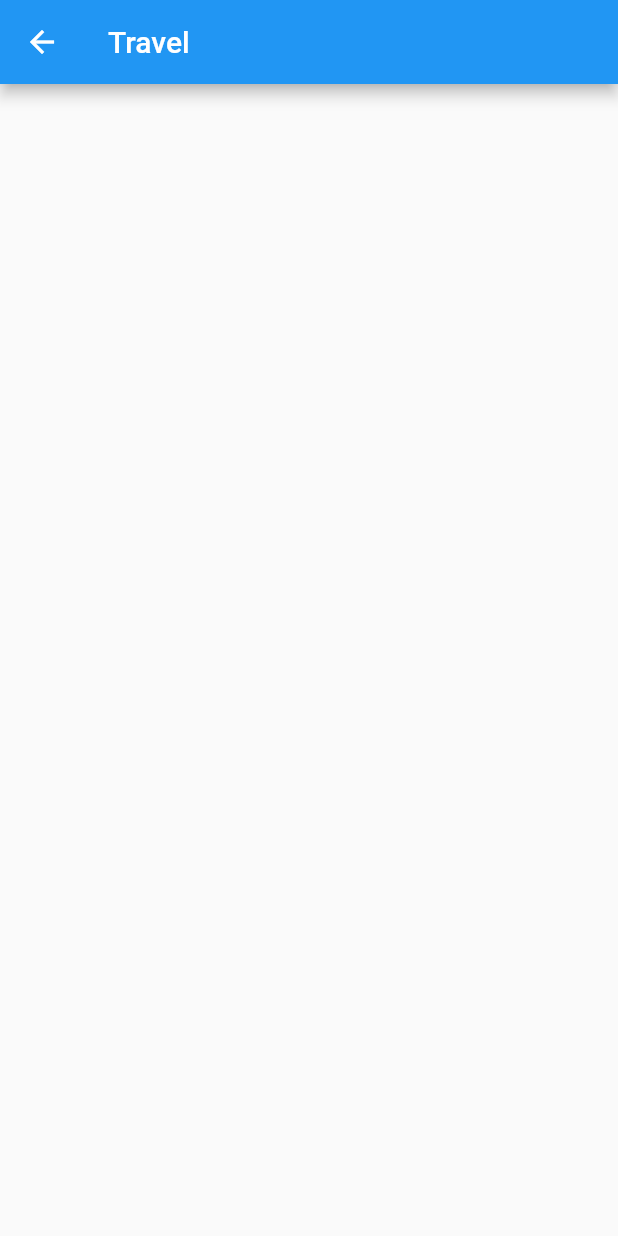
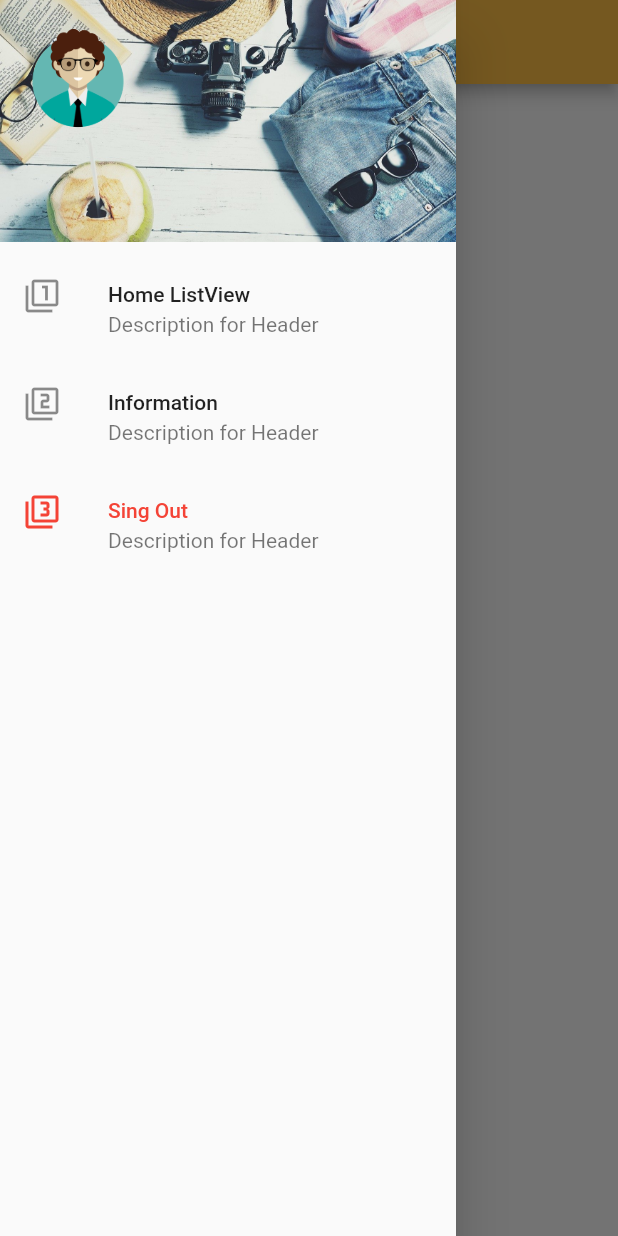
Before and after one commit to YiMSIT54/SmileTraval, a Flutter app: the Travel screen opened directly, with the side drawer open (before the commit the screen has no drawer), on a phone screen of 412 x 824 dp. Run offline on Flutter 3.47's test engine with Material 2 defaults, Android fonts, the phone set to English and light mode, and no system bars; our stand-ins replace cloud_firestore, firebase_auth, firebase_storage, image_picker; accounts and stored records are empty; network calls fail.

Commit message:
Find Nmae @ Email

```diff
--- a/lib/utility/my_style.dart
+++ b/lib/utility/my_style.dart
@@ -9,6 +9,14 @@ class MyStyle {
   TextStyle h1Text = TextStyle(
     fontFamily: 'Sarabun',
     color: Color.fromARGB(0xff, 0xc5, 0x60, 0x00),
+    fontStyle: FontStyle.italic,
+    fontWeight: FontWeight.bold,
+    fontSize: 30.0,
+  );
+
+  TextStyle h1WhiteText = TextStyle(
+    fontFamily: 'Sarabun',
+    color: Colors.white,
     fontStyle: FontStyle.italic,
     fontWeight: FontWeight.bold,
     fontSize: 30.0,
--- a/lib/widget/travel.dart
+++ b/lib/widget/travel.dart
@@ -1,4 +1,7 @@
+import 'package:cloud_firestore/cloud_firestore.dart';
+import 'package:firebase_auth/firebase_auth.dart';
 import 'package:flutter/material.dart';
+import 'package:smiletravle/utility/my_style.dart';
 
 class Travel extends StatefulWidget {
   @override
@@ -6,23 +9,122 @@ class Travel extends StatefulWidget {
 }
 
 class _TravelState extends State<Travel> {
-
   //Field
+  String name = '', email = '', uid, pic = 'images/avatar.png';
 
   //Method
   @override
   void initState() {
-    // TODO: implement initState
     super.initState();
+    findUID();
   }
 
+  Future<void> findUID() async{
+    FirebaseAuth firebaseAuth = FirebaseAuth.instance;
+    FirebaseUser firebaseUser = await firebaseAuth.currentUser();
+    uid = firebaseUser.uid;
+    email = firebaseUser.email;
+    print('UID ===>>> $uid, E-Mail ===>>> $email');
+    findName();
+  }
+
+  Future<void> findName() async{
+    Firestore firestore = Firestore.instance;
+    CollectionReference collectionReference = firestore.collection('Travel');
+    await collectionReference.snapshots().listen((response) {
+      List<DocumentSnapshot> doucmentSnapshots = response.documents;
+      for (var snapshot in doucmentSnapshots) {
+        // String name = snapshot.data['Name'];
+        // print('Name ===>>> $name');
+        //String myUID = snapshot.data['Uid'];
+        if (snapshot.data['Uid'] == uid) {
+          name = snapshot.data['Name'];
+          pic = snapshot.data['Pic'];
+        }
+      }
+    });
+
+  }
+
+  Widget showAvatar() {
+    return Container(
+      width: 80.0,
+      height: 80.0,
+      child: Image.asset('$pic'),
+    );
+  }
+
+  Widget headDrawer() {
+    return UserAccountsDrawerHeader(
+      decoration: BoxDecoration(
+        image: DecorationImage(
+          image: AssetImage('images/wallpaper.jpg'),
+          fit: BoxFit.cover,
+        ),
+      ),
+      //decoration: BoxDecoration(color: Colors.orange),
+      currentAccountPicture: showAvatar(),
+      accountName: Text(
+        '$name',
+        style: MyStyle().h1WhiteText,
+      ),
+      accountEmail: Text('$email'),
+    );
+  }
+
+  Widget showDrawer() {
+    return Drawer(
+      child: ListView(
+        children: <Widget>[
+          headDrawer(),
+          homeListMenu(),
+          informationMenu(),
+          signOutMenu(),
+        ],
+      ),
+    );
+  }
+
+  Widget homeListMenu() {
+    return ListTile(
+      leading: Icon(Icons.filter_1),
+      title: Text('Home ListView'),
+      subtitle: Text('Description for Header'),
+    );
+  }
+
+  Widget informationMenu() {
+    return ListTile(
+      leading: Icon(Icons.filter_2),
+      title: Text('Information'),
+      subtitle: Text('Description for Header'),
+    );
+  }
+
+  Widget signOutMenu() {
+    Color color = Colors.red;
+
+    return ListTile(
+      leading: Icon(
+        Icons.filter_3,
+        color: color,
+      ),
+      title: Text(
+        'Sing Out',
+        style: TextStyle(color: color),
+      ),
+      subtitle: Text('Description for Header'),
+    );
+  }
 
   @override
   Widget build(BuildContext context) {
     return Scaffold(
       appBar: AppBar(
+        backgroundColor: MyStyle().mainColor,
         title: Text('Travel'),
       ),
+      drawer: showDrawer(),
     );
   }
 }
--- a/pubspec.yaml
+++ b/pubspec.yaml
@@ -48,6 +48,7 @@ flutter:
   assets:
    - images/authlogo.png
    - images/avatar.png
+   - images/wallpaper.jpg
 
   # An image asset can refer to one or more resolution-specific "variants", see
   # https://flutter.dev/assets-and-images/#resolution-aware.
```
Also changed, not shown: lib/widget/auth.dart (+23 -2 lines), images/wallpaper.jpg (added).
